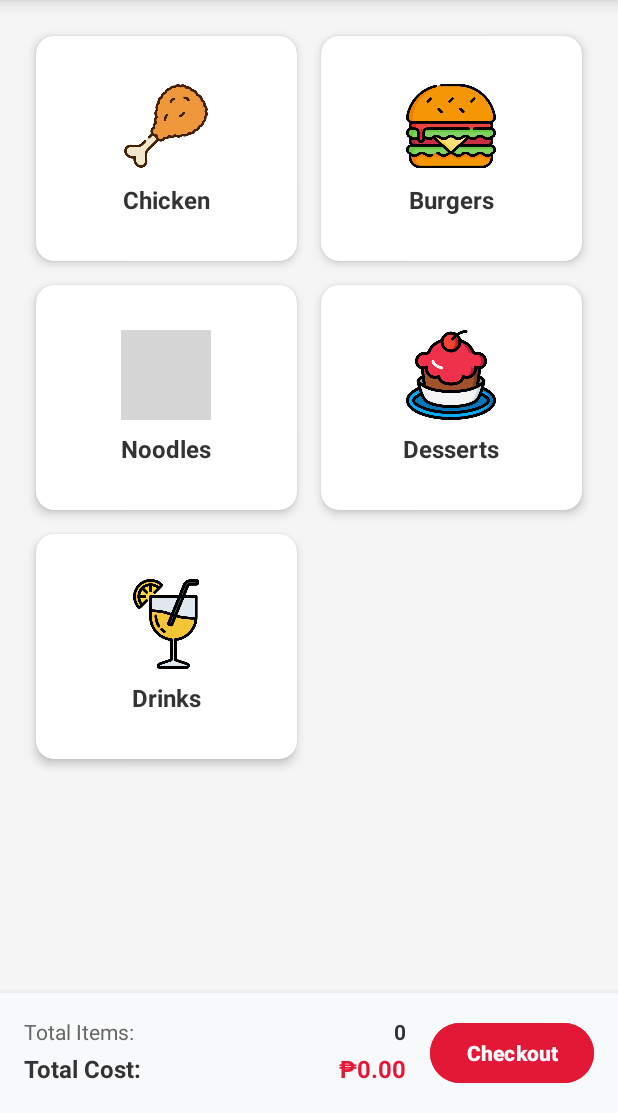
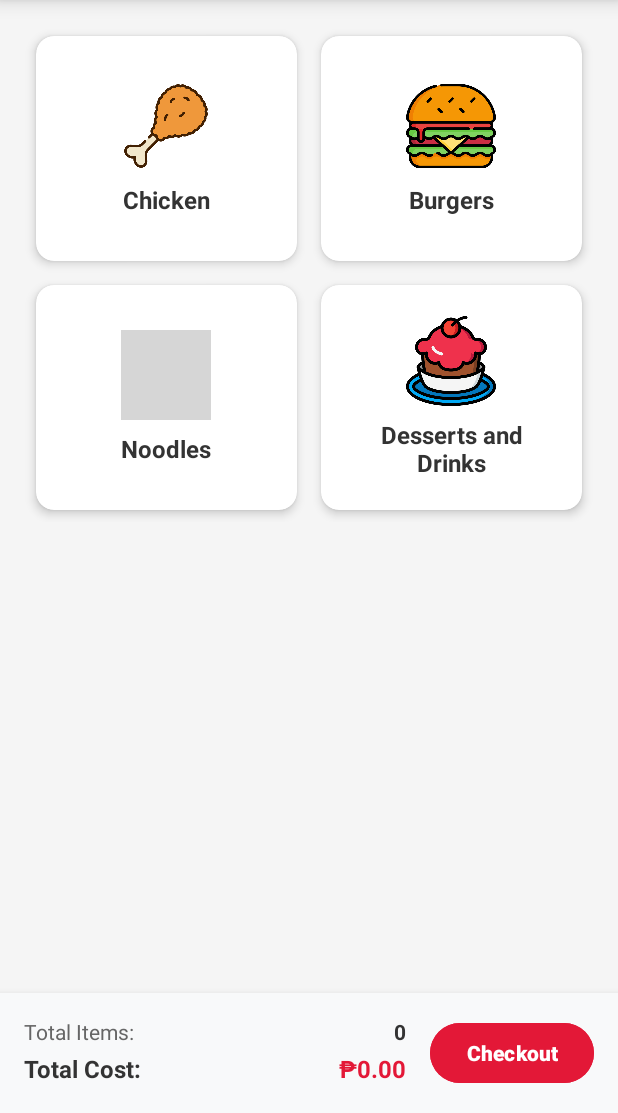
Before and after one commit to MatimotTheTimoters/dlsud-mobile-enterprise-jollibee-ordering-system, an Android app: the TransactionActivity screen opened directly, with no data from a screen before it, on a phone screen of 412 x 824 dp, the part 123-1236 px from its top. Run offline under Robolectric (Android 15) with nearby library versions, the phone set to English and light mode, and no system bars; grey boxes are pictures that could not be loaded.

Commit message:
feat: merge drinks into desserts category

```diff
--- a/app/src/main/res/layout/activity_transaction.xml
+++ b/app/src/main/res/layout/activity_transaction.xml
@@ -169,7 +169,7 @@
 
             </androidx.cardview.widget.CardView>
 
-            <!-- Desserts Category -->
+            <!-- Desserts and Drinks Category -->
             <androidx.cardview.widget.CardView
                 android:id="@+id/cardDesserts"
                 android:layout_width="0dp"
@@ -196,44 +196,8 @@
                     <TextView
                         android:layout_width="wrap_content"
                         android:layout_height="wrap_content"
-                        android:text="Desserts"
-                        android:textSize="16sp"
-                        android:textStyle="bold"
-                        android:textColor="#333333"
-                        android:layout_marginTop="8dp" />
-
-                </LinearLayout>
-
-            </androidx.cardview.widget.CardView>
-
-            <!-- Drinks Category -->
-            <androidx.cardview.widget.CardView
-                android:id="@+id/cardDrinks"
-                android:layout_width="0dp"
-                android:layout_height="150dp"
-                android:layout_columnWeight="1"
-                android:layout_rowWeight="1"
-                android:layout_margin="8dp"
-                app:cardCornerRadius="12dp"
-                app:cardElevation="4dp"
-                app:cardBackgroundColor="@android:color/white">
-
-                <LinearLayout
-                    android:layout_width="match_parent"
-                    android:layout_height="match_parent"
-                    android:orientation="vertical"
-                    android:gravity="center"
-                    android:padding="16dp">
-
-                    <ImageView
-                        android:layout_width="60dp"
-                        android:layout_height="60dp"
-                        android:src="@mipmap/ic_drinks" />
-
-                    <TextView
-                        android:layout_width="wrap_content"
-                        android:layout_height="wrap_content"
-                        android:text="Drinks"
+                        android:text="Desserts and Drinks"
+                        android:textAlignment="center"
                         android:textSize="16sp"
                         android:textStyle="bold"
                         android:textColor="#333333"
```
